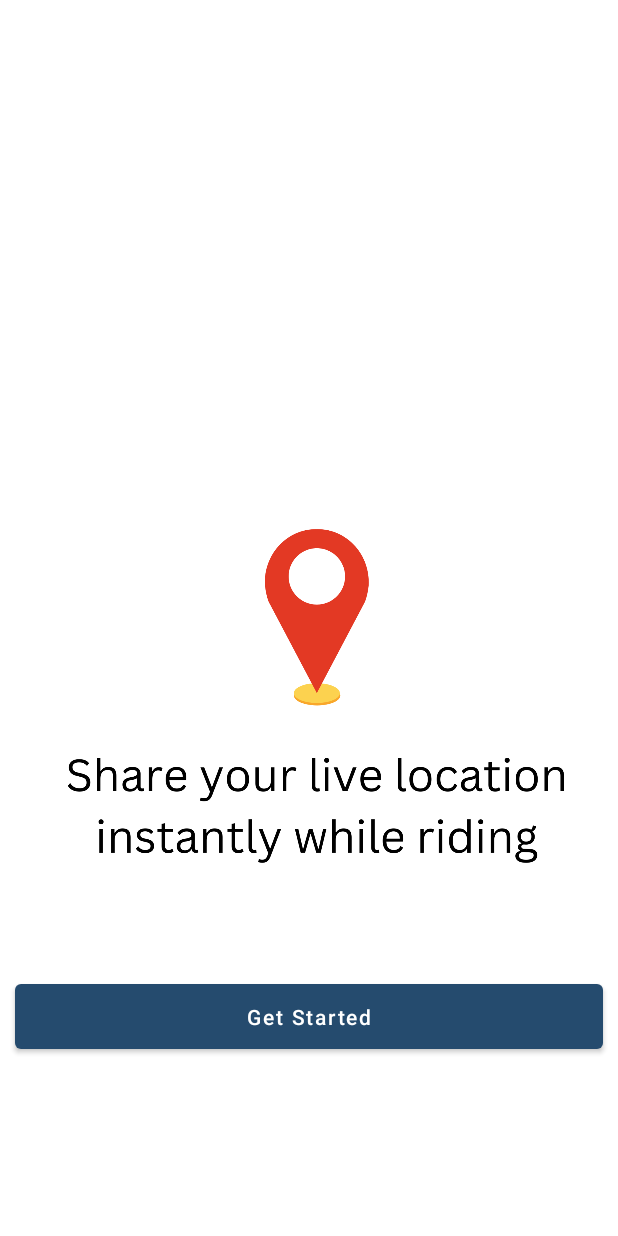
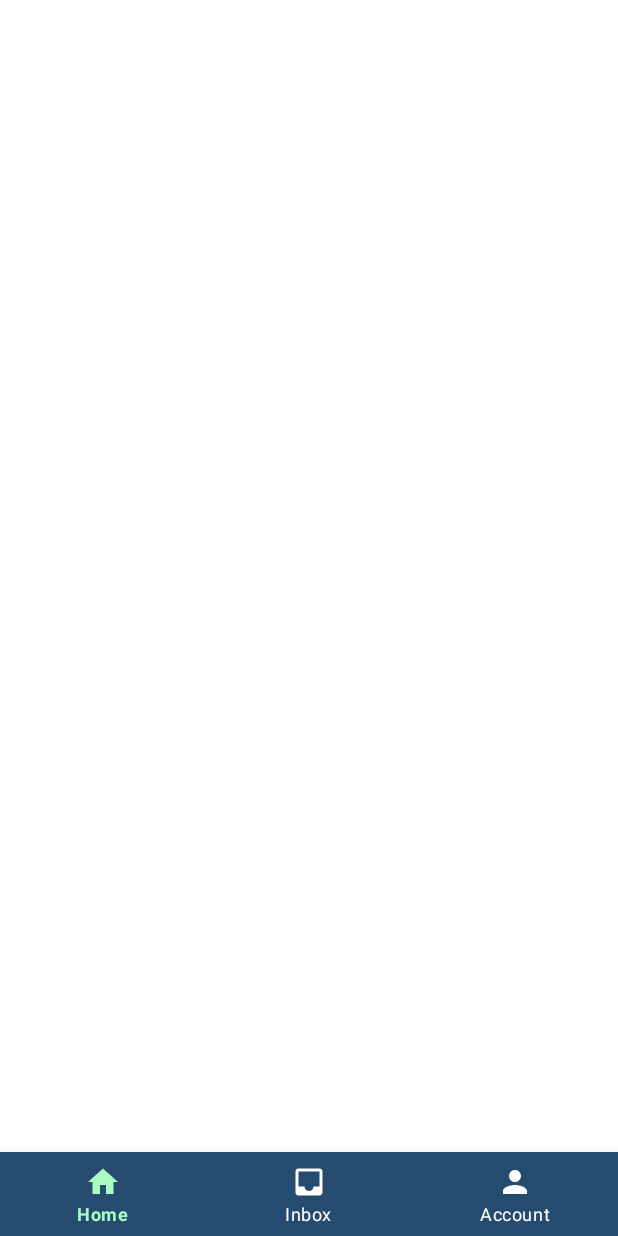
Before and after one commit to vp2305/RideX, an Android app: the screen it shows after launch (LandingPageActivity before the commit, MainActivity after it), on a phone screen of 412 x 824 dp. Run offline under Robolectric (Android 15) with nearby library versions, the phone set to English and light mode, and no system bars; our stand-ins replace navigation-ui; libraries missing offline, so code that uses them is left out: io.realm; 3 statements that could not run were skipped.

Commit message:
added bottom navigaation in main activity

```diff
--- a/app/src/main/AndroidManifest.xml
+++ b/app/src/main/AndroidManifest.xml
@@ -21,10 +21,10 @@
             android:name=".LandingPageActivity"
             android:exported="true"
             >
-            <intent-filter>
-                <action android:name="android.intent.action.MAIN" />
-                <category android:name="android.intent.category.LAUNCHER" />
-            </intent-filter>
+<!--            <intent-filter>-->
+<!--                <action android:name="android.intent.action.MAIN" />-->
+<!--                <category android:name="android.intent.category.LAUNCHER" />-->
+<!--            </intent-filter>-->
             <meta-data
                 android:name="android.app.lib_name"
                 android:value="" />
@@ -38,29 +38,29 @@
             android:exported="true"
             android:label="@string/app_name"
             >
-            <!--            <intent-filter>-->
-            <!--                <action android:name="android.intent.action.MAIN" />-->
-            <!--                <category android:name="android.intent.category.LAUNCHER" />-->
-            <!--            </intent-filter>-->
+<!--                        <intent-filter>-->
+<!--                            <action android:name="android.intent.action.MAIN" />-->
+<!--                            <category android:name="android.intent.category.LAUNCHER" />-->
+<!--                        </intent-filter>-->
         </activity>
         <activity
             android:name=".MainActivity"
             android:exported="true"
             android:label="@string/app_name"
             >
-            <!-- <intent-filter> -->
-            <!-- <action android:name="android.intent.action.MAIN" /> -->
-            <!-- <category android:name="android.intent.category.LAUNCHER" /> -->
-            <!-- </intent-filter> -->
+             <intent-filter>
+             <action android:name="android.intent.action.MAIN" />
+             <category android:name="android.intent.category.LAUNCHER" />
+             </intent-filter>
         </activity>
         <activity
             android:name=".ProfilePictureActivity"
             android:exported="true"
             >
-            <!--             <intent-filter>-->
-            <!--                 <action android:name="android.intent.action.MAIN" />-->
-            <!--                 <category android:name="android.intent.category.LAUNCHER" />-->
-            <!--             </intent-filter>-->
+<!--                         <intent-filter>-->
+<!--                             <action android:name="android.intent.action.MAIN" />-->
+<!--                             <category android:name="android.intent.category.LAUNCHER" />-->
+<!--                         </intent-filter>-->
         </activity>
         <activity
             android:name=".HomePageActivity"
--- a/app/src/main/java/com/example/ridex/MainActivity.java
+++ b/app/src/main/java/com/example/ridex/MainActivity.java
@@ -24,8 +24,8 @@ public class MainActivity extends AppCompatActivity {
 
     @Override
     protected void onCreate(Bundle savedInstanceState) {
-
         super.onCreate(savedInstanceState);
+        setContentView(R.layout.activity_main);
     }
 
     @Override
--- /dev/null
+++ b/app/src/main/res/color/selected_menu_item.xml
@@ -0,0 +1,5 @@
+<?xml version="1.0" encoding="utf-8"?>
+<selector xmlns:android="http://schemas.android.com/apk/res/android">
+    <item android:state_checked="true" android:color="@color/green_a9" />
+    <item android:color="@android:color/white"  />
+</selector>
--- a/app/src/main/res/drawable/color_cursor.xml
+++ b/app/src/main/res/drawable/color_cursor.xml
@@ -1,5 +1,5 @@
 <?xml version="1.0" encoding="utf-8"?>
 <shape xmlns:android="http://schemas.android.com/apk/res/android">
     <size android:width="2dp" />
-    <solid android:color="@color/blue_76"  />
+    <solid android:color="@color/blue_66"  />
 </shape>
--- /dev/null
+++ b/app/src/main/res/drawable/ic_baseline_home_24.xml
@@ -0,0 +1,5 @@
+<vector android:height="24dp" android:tint="#000000"
+    android:viewportHeight="24" android:viewportWidth="24"
+    android:width="24dp" xmlns:android="http://schemas.android.com/apk/res/android">
+    <path android:fillColor="@android:color/white" android:pathData="M10,20v-6h4v6h5v-8h3L12,3 2,12h3v8z"/>
+</vector>
--- /dev/null
+++ b/app/src/main/res/drawable/ic_baseline_inbox_24.xml
@@ -0,0 +1,5 @@
+<vector android:height="24dp" android:tint="#000000"
+    android:viewportHeight="24" android:viewportWidth="24"
+    android:width="24dp" xmlns:android="http://schemas.android.com/apk/res/android">
+    <path android:fillColor="@android:color/white" android:pathData="M19,3L4.99,3c-1.11,0 -1.98,0.89 -1.98,2L3,19c0,1.1 0.88,2 1.99,2L19,21c1.1,0 2,-0.9 2,-2L21,5c0,-1.11 -0.9,-2 -2,-2zM19,15h-4c0,1.66 -1.35,3 -3,3s-3,-1.34 -3,-3L4.99,15L4.99,5L19,5v10z"/>
+</vector>
--- /dev/null
+++ b/app/src/main/res/drawable/ic_baseline_person_24.xml
@@ -0,0 +1,5 @@
+<vector android:height="24dp" android:tint="#000000"
+    android:viewportHeight="24" android:viewportWidth="24"
+    android:width="24dp" xmlns:android="http://schemas.android.com/apk/res/android">
+    <path android:fillColor="@android:color/white" android:pathData="M12,12c2.21,0 4,-1.79 4,-4s-1.79,-4 -4,-4 -4,1.79 -4,4 1.79,4 4,4zM12,14c-2.67,0 -8,1.34 -8,4v2h16v-2c0,-2.66 -5.33,-4 -8,-4z"/>
+</vector>
--- a/app/src/main/res/layout/activity_main.xml
+++ b/app/src/main/res/layout/activity_main.xml
@@ -1,9 +1,34 @@
 <?xml version="1.0" encoding="utf-8"?>
-<androidx.coordinatorlayout.widget.CoordinatorLayout xmlns:android="http://schemas.android.com/apk/res/android"
+<androidx.constraintlayout.widget.ConstraintLayout xmlns:android="http://schemas.android.com/apk/res/android"
     xmlns:app="http://schemas.android.com/apk/res-auto"
     xmlns:tools="http://schemas.android.com/tools"
     android:layout_width="match_parent"
     android:layout_height="match_parent"
+    android:background="@color/white"
     tools:context=".MainActivity">
 
-</androidx.coordinatorlayout.widget.CoordinatorLayout>
+    <FrameLayout
+        android:id="@+id/frameLayout"
+        android:layout_width="0dp"
+        android:layout_height="0dp"
+        app:layout_constraintBottom_toTopOf="@+id/bottomNavigation"
+        app:layout_constraintEnd_toEndOf="parent"
+        app:layout_constraintStart_toStartOf="parent">
+
+    </FrameLayout>
+
+    <com.google.android.material.bottomnavigation.BottomNavigationView
+        android:id="@+id/bottomNavigation"
+        android:layout_width="match_parent"
+        android:layout_height="wrap_content"
+        app:layout_constraintBottom_toBottomOf="parent"
+        app:layout_constraintEnd_toEndOf="parent"
+        app:layout_constraintStart_toStartOf="parent"
+        app:menu="@menu/bottom_nav_menu"
+        android:background="@color/blue"
+        app:itemIconTint="@color/selected_menu_item"
+        app:itemTextColor="@color/selected_menu_item">
+
+    </com.google.android.material.bottomnavigation.BottomNavigationView>
+
+</androidx.constraintlayout.widget.ConstraintLayout>
--- /dev/null
+++ b/app/src/main/res/menu/bottom_nav_menu.xml
@@ -0,0 +1,16 @@
+<?xml version="1.0" encoding="utf-8"?>
+<menu xmlns:android="http://schemas.android.com/apk/res/android">
+
+    <item
+        android:title="Home"
+        android:icon="@drawable/ic_baseline_home_24"
+        android:id="@+id/home"/>
+    <item
+        android:title="Inbox"
+        android:icon="@drawable/ic_baseline_inbox_24"
+        android:id="@+id/inbox"/>
+    <item
+        android:title="Account"
+        android:icon="@drawable/ic_baseline_person_24"
+        android:id="@+id/account"/>
+</menu>
--- a/app/src/main/res/menu/menu_main.xml
+++ /dev/null
@@ -1,10 +0,0 @@
-<menu xmlns:android="http://schemas.android.com/apk/res/android"
-    xmlns:app="http://schemas.android.com/apk/res-auto"
-    xmlns:tools="http://schemas.android.com/tools"
-    tools:context="com.example.ridex.MainActivity">
-    <item
-        android:id="@+id/action_settings"
-        android:orderInCategory="100"
-        android:title="@string/action_settings"
-        app:showAsAction="never" />
-</menu>
--- a/app/src/main/res/values-night/themes.xml
+++ b/app/src/main/res/values-night/themes.xml
@@ -3,11 +3,11 @@
     <style name="Theme.RideX" parent="Theme.MaterialComponents.DayNight.DarkActionBar">
         <!-- Primary brand color. -->
         <item name="colorPrimary">@color/blue</item>
-        <item name="colorPrimaryVariant">@color/blue_76</item>
+        <item name="colorPrimaryVariant">@color/blue_66</item>
         <item name="colorOnPrimary">@color/black</item>
         <!-- Secondary brand color. -->
-        <item name="colorSecondary">@color/orange</item>
-        <item name="colorSecondaryVariant">@color/orange</item>
+        <item name="colorSecondary">@color/green_a9</item>
+        <item name="colorSecondaryVariant">@color/green_a9</item>
         <item name="colorOnSecondary">@color/black</item>
         <!-- Status bar color. -->
         <item name="android:statusBarColor" tools:targetApi="l">?attr/colorPrimaryVariant</item>
--- a/app/src/main/res/values/colors.xml
+++ b/app/src/main/res/values/colors.xml
@@ -3,8 +3,10 @@
     <color name="black">#FF000000</color>
     <color name="white">#FFFFFFFF</color>
     <color name="blue">#254B6E</color>
-    <color name="blue_76">#7690BA</color>
-    <color name="orange">#FF3D00</color>
+    <color name="blue_66">#6689A1</color>
+    <color name="green_a9">#A9FBC3</color>
+    <color name="green_82">#82FF9E</color>
     <color name="blue_12">#12A2E5</color>
+    <color name="light_grey">#6B000000</color>
     <color name="background">#D9D9D9</color>
 </resources>
--- a/app/src/main/res/values/themes.xml
+++ b/app/src/main/res/values/themes.xml
@@ -3,11 +3,11 @@
     <style name="Theme.RideX" parent="Theme.MaterialComponents.DayNight.DarkActionBar">
         <!-- Primary brand color. -->
         <item name="colorPrimary">@color/blue</item>
-        <item name="colorPrimaryVariant">@color/blue_76</item>
+        <item name="colorPrimaryVariant">@color/blue_66</item>
         <item name="colorOnPrimary">@color/white</item>
         <!-- Secondary brand color. -->
-        <item name="colorSecondary">@color/orange</item>
-        <item name="colorSecondaryVariant">@color/orange</item>
+        <item name="colorSecondary">@color/green_a9</item>
+        <item name="colorSecondaryVariant">@color/green_a9</item>
         <item name="colorOnSecondary">@color/black</item>
         <!-- Status bar color. -->
         <item name="android:statusBarColor" tools:targetApi="l">?attr/colorPrimaryVariant</item>
```
